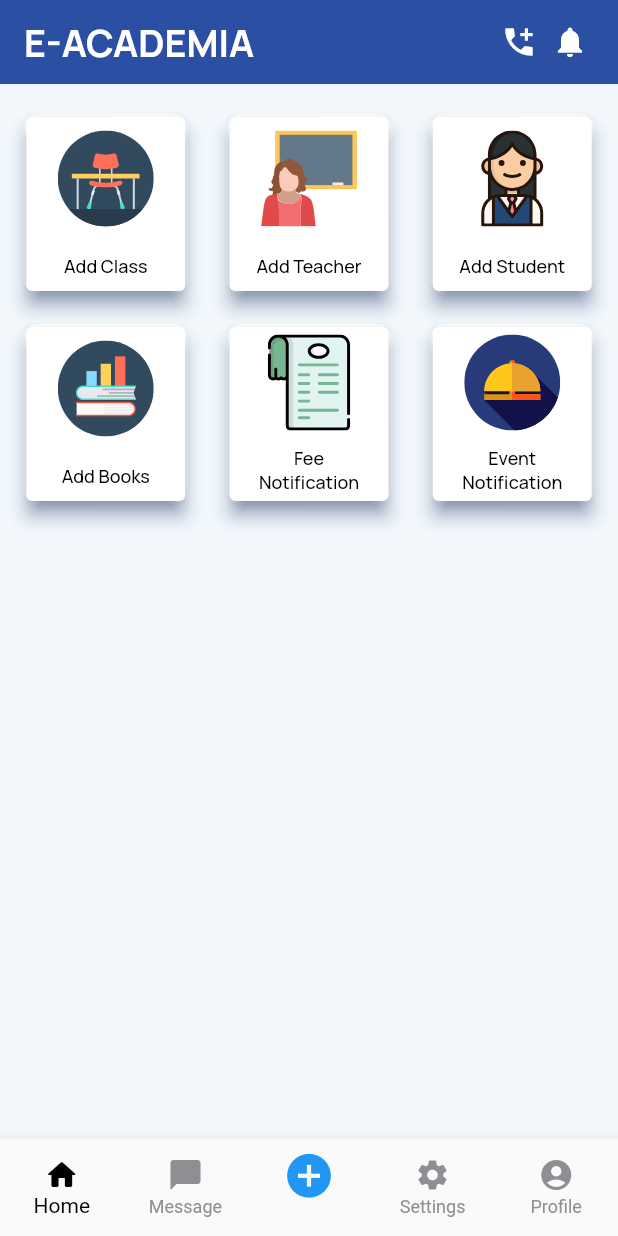
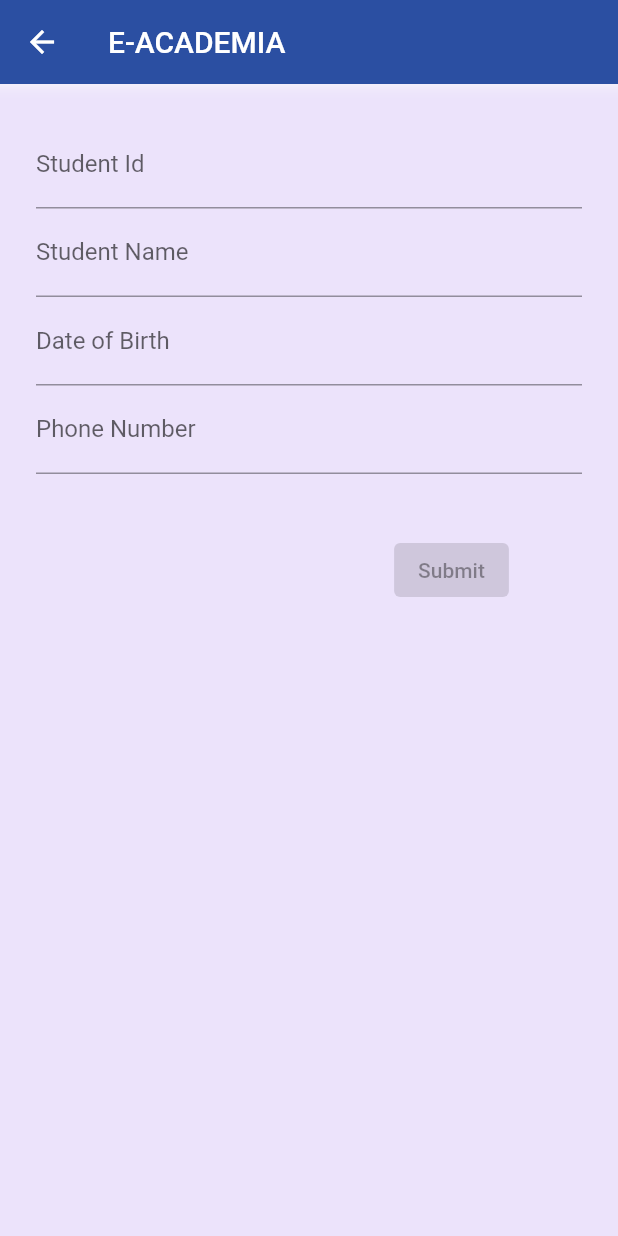
Before and after one commit to icchigoo/College_app, a Flutter app: the screen it shows after launch, after a tap on "Add Student", on a phone screen of 412 x 824 dp. Run offline on Flutter 3.47's test engine with Material 2 defaults, Android fonts, the phone set to English and light mode, and no system bars; our stand-ins replace flutter_svg, google_fonts; Roboto replaces fonts that are missing (Aerial).

Commit message:
other admin section created

```diff
--- a/lib/Admin/AdminHome.dart
+++ b/lib/Admin/AdminHome.dart
@@ -32,9 +32,18 @@ class _AdminHomeState extends State<AdminHome> {
             onTap: (){Navigator.of(context).pushNamed('/Add_Class'); },
               child: Cards('assets/classroom.svg','Add Class')
           ),
-          Cards('assets/teacher.svg','Add Teacher'),
-          Cards('assets/student.svg','Add Student'),
-          Cards('assets/book.svg','Add Books'),
+          GestureDetector(
+            onTap: (){Navigator.of(context).pushNamed('/Add_Teacher'); },
+            child: Cards('assets/teacher.svg','Add Teacher'),
+          ),
+          GestureDetector(
+            onTap: (){Navigator.of(context).pushNamed('/Add_Student');},
+            child: Cards('assets/student.svg','Add Student'),
+          ),
+          GestureDetector(
+            onTap: (){Navigator.of(context).pushNamed('/Add_Books');},
+            child: Cards('assets/book.svg','Add Books'),
+          ),
           Cards('assets/fee.svg','Fee Notification'),
           Cards('assets/notification.svg','Event Notification'),
 
--- a/lib/Home/addClass.dart
+++ b/lib/Admin/Home/addClass.dart
@@ -35,7 +35,7 @@ class _AddClassState extends State<AddClass> {
           child: AddClassForm(),
         ),
       ),
-    );;
+    );
   }
 }
 
--- /dev/null
+++ b/lib/Admin/Home/addStudent.dart
@@ -0,0 +1,100 @@
+import 'dart:ui';
+
+import 'package:flutter_svg/flutter_svg.dart';
+import 'package:flutter/material.dart';
+
+import '../../Colors.dart';
+
+class AddStudent extends StatefulWidget {
+  const AddStudent({Key? key}) : super(key: key);
+
+  @override
+  State<AddStudent> createState() => _AddStudentState();
+}
+
+class _AddStudentState extends State<AddStudent> {
+  @override
+  Widget build(BuildContext context) {
+    return Scaffold(
+      appBar: AppBar(
+        title: Text('E-ACADEMIA',style: TextStyle(fontFamily: 'Aerial',color: white),),
+        backgroundColor: blue,
+        elevation: 0,
+
+      ),
+      body: Container(
+        color: Colors.deepPurpleAccent.shade100.withOpacity(0.2),
+        width: double.infinity,
+        height: double.infinity,
+        child: BackdropFilter(
+          filter: ImageFilter.blur(
+            sigmaX: 5.0,
+            sigmaY: 5.0,
+          ),
+          child: AddStudentForm(),
+        ),
+      ),
+    );
+  }
+}
+class AddStudentForm extends StatefulWidget {
+  const AddStudentForm({Key? key}) : super(key: key);
+
+  @override
+  State<AddStudentForm> createState() => _AddStudentFormState();
+}
+
+class _AddStudentFormState extends State<AddStudentForm> {
+
+  final _formkey = GlobalKey<FormState>();
+
+  @override
+  Widget build(BuildContext context) {
+    return Container(
+      margin: const EdgeInsets.all(24),
+      child: Form(
+        key: _formkey,
+        child: Column(
+          crossAxisAlignment: CrossAxisAlignment.center,
+          children: <Widget>[
+            TextFormField(
+              decoration: const InputDecoration(
+                hintText: 'Input Student Id',
+                labelText: 'Student Id',
+                fillColor: Colors.blue,
+              ),
+            ),
+            TextFormField(
+              decoration: const InputDecoration(
+                hintText: 'Enter Student Name',
+                labelText: 'Student Name',
+                fillColor: Colors.blue,
+              ),
+            ),
+            TextFormField(
+              decoration: const InputDecoration(
+                hintText: 'YY/MM/DD',
+                labelText: 'Date of Birth',
+                fillColor: Colors.blue,
+              ),
+            ),
+            TextFormField(
+              decoration: const InputDecoration(
+                hintText: 'Enter Phone Number',
+                labelText: 'Phone Number',
+                fillColor: Colors.blue,
+              ),
+            ),
+            Container(
+                padding: const EdgeInsets.only(left: 190.0, top: 40.0),
+                child: const ElevatedButton(
+                  child: Text('Submit'),
+                  onPressed: null,
+                )
+            ),
+          ],
+        ),
+      ),
+    );
+  }
+}
--- a/lib/RouteGenerator.dart
+++ b/lib/RouteGenerator.dart
@@ -1,8 +1,9 @@
-
+import 'package:college_app/Admin/Home/addBooks.dart';
+import 'package:college_app/Admin/Home/addStudent.dart';
+import 'package:college_app/Admin/Home/addTeacher.dart';
 import 'package:college_app/Components/BottomNavBar.dart';
 import 'package:flutter/material.dart';
-
-import 'Home/addClass.dart';
+import 'Admin/Home/addClass.dart';
 import 'main.dart';
 
 class RouteGenerator {
@@ -18,9 +19,20 @@ class RouteGenerator {
             return MaterialPageRoute(
               builder: (_)=>AddClass()
             );
-
-          }
+        case '/Add_Student':
+          return MaterialPageRoute(
+              builder: (_) => AddStudent()
+          );
+        case '/Add_Teacher':
+          return MaterialPageRoute(
+              builder: (_) => AddTeacher()
+          );
+        case '/Add_Books':
+          return MaterialPageRoute(
+              builder: (_) => AddBooks()
+          );
       }
+  }
 
 
 
```
Also changed, not shown: lib/Admin/Home/addBooks.dart (added, +100 -0 lines), lib/Admin/Home/addTeacher.dart (added, +93 -0 lines).
